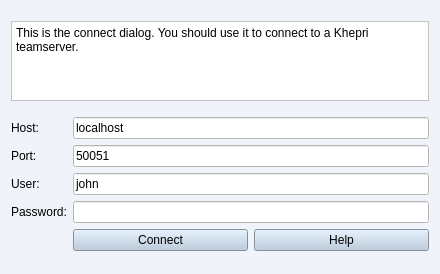
Above: src/teamclient/client/ui/login.ui from roadwy/RIP before the change. Below: the same form after it.
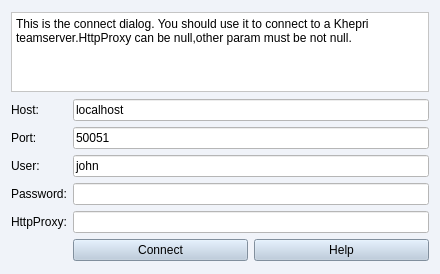
That is the form after the change. Icons and pictures are not drawn.

Commit message: feat: teamclient support http_proxy

```diff
--- a/src/teamclient/client/ui/login.ui
+++ b/src/teamclient/client/ui/login.ui
@@ -40,13 +40,11 @@
       <locale language="English" country="UnitedStates"/>
      </property>
      <property name="plainText">
-      <string>This is the connect dialog. You should use it to connect to a Khepri teamserver.</string>
+      <string>This is the connect dialog. You should use it to connect to a Khepri teamserver.HttpProxy can be null,other param must be not null.</string>
      </property>
     </widget>
    </item>
    <item row="1" column="0">
-    <layout class="QVBoxLayout" name="verticalLayout_2">
-     <item>
       <layout class="QGridLayout" name="gridLayout">
        <item row="1" column="0">
         <widget class="QLabel" name="label_2">
@@ -55,32 +53,6 @@
          </property>
         </widget>
        </item>
-       <item row="2" column="1">
-        <widget class="QLineEdit" name="userEdit">
-         <property name="styleSheet">
-          <string notr="true">background-color: rgb(255, 255, 255);</string>
-         </property>
-         <property name="locale">
-          <locale language="English" country="UnitedStates"/>
-         </property>
-         <property name="text">
-          <string>john</string>
-         </property>
-        </widget>
-       </item>
-       <item row="1" column="1">
-        <widget class="QLineEdit" name="portEdit">
-         <property name="styleSheet">
-          <string notr="true">background-color: rgb(255, 255, 255);</string>
-         </property>
-         <property name="locale">
-          <locale language="English" country="UnitedStates"/>
-         </property>
-         <property name="text">
-          <string>50051</string>
-         </property>
-        </widget>
-       </item>
        <item row="2" column="0">
         <widget class="QLabel" name="label_3">
          <property name="text">
@@ -102,8 +74,8 @@
          </property>
         </widget>
        </item>
-       <item row="3" column="1">
-        <widget class="QLineEdit" name="passwordEdit">
+     <item row="4" column="2">
+      <widget class="QLineEdit" name="httpProxyEdit">
          <property name="styleSheet">
           <string notr="true">background-color: rgb(255, 255, 255);</string>
          </property>
@@ -114,11 +86,11 @@
           <string/>
          </property>
          <property name="echoMode">
-          <enum>QLineEdit::Password</enum>
+        <enum>QLineEdit::Normal</enum>
          </property>
         </widget>
        </item>
-       <item row="4" column="1">
+     <item row="5" column="2">
         <layout class="QHBoxLayout" name="horizontalLayout">
          <item>
           <widget class="QPushButton" name="connectBtn">
@@ -151,7 +123,56 @@
          </item>
         </layout>
        </item>
-       <item row="0" column="1">
+     <item row="4" column="0">
+      <widget class="QLabel" name="label_5">
+       <property name="text">
+        <string>HttpProxy:</string>
+       </property>
+      </widget>
+     </item>
+     <item row="3" column="2">
+      <widget class="QLineEdit" name="passwordEdit">
+       <property name="styleSheet">
+        <string notr="true">background-color: rgb(255, 255, 255);</string>
+       </property>
+       <property name="locale">
+        <locale language="English" country="UnitedStates"/>
+       </property>
+       <property name="text">
+        <string/>
+       </property>
+       <property name="echoMode">
+        <enum>QLineEdit::Password</enum>
+       </property>
+      </widget>
+     </item>
+     <item row="2" column="2">
+      <widget class="QLineEdit" name="userEdit">
+       <property name="styleSheet">
+        <string notr="true">background-color: rgb(255, 255, 255);</string>
+       </property>
+       <property name="locale">
+        <locale language="English" country="UnitedStates"/>
+       </property>
+       <property name="text">
+        <string>john</string>
+       </property>
+      </widget>
+     </item>
+     <item row="1" column="2">
+      <widget class="QLineEdit" name="portEdit">
+       <property name="styleSheet">
+        <string notr="true">background-color: rgb(255, 255, 255);</string>
+       </property>
+       <property name="locale">
+        <locale language="English" country="UnitedStates"/>
+       </property>
+       <property name="text">
+        <string>50051</string>
+       </property>
+      </widget>
+     </item>
+     <item row="0" column="2">
         <widget class="QLineEdit" name="hostEdit">
          <property name="styleSheet">
           <string notr="true">background-color: rgb(255, 255, 255);</string>
@@ -163,8 +184,6 @@
           <string>localhost</string>
          </property>
         </widget>
-       </item>
-      </layout>
      </item>
     </layout>
    </item>
```
Left out of the diff: 17 changed lines with no effect on the pictures. Lines whose indentation alone changed are shown as unchanged. The commit also changes 6 other files.
